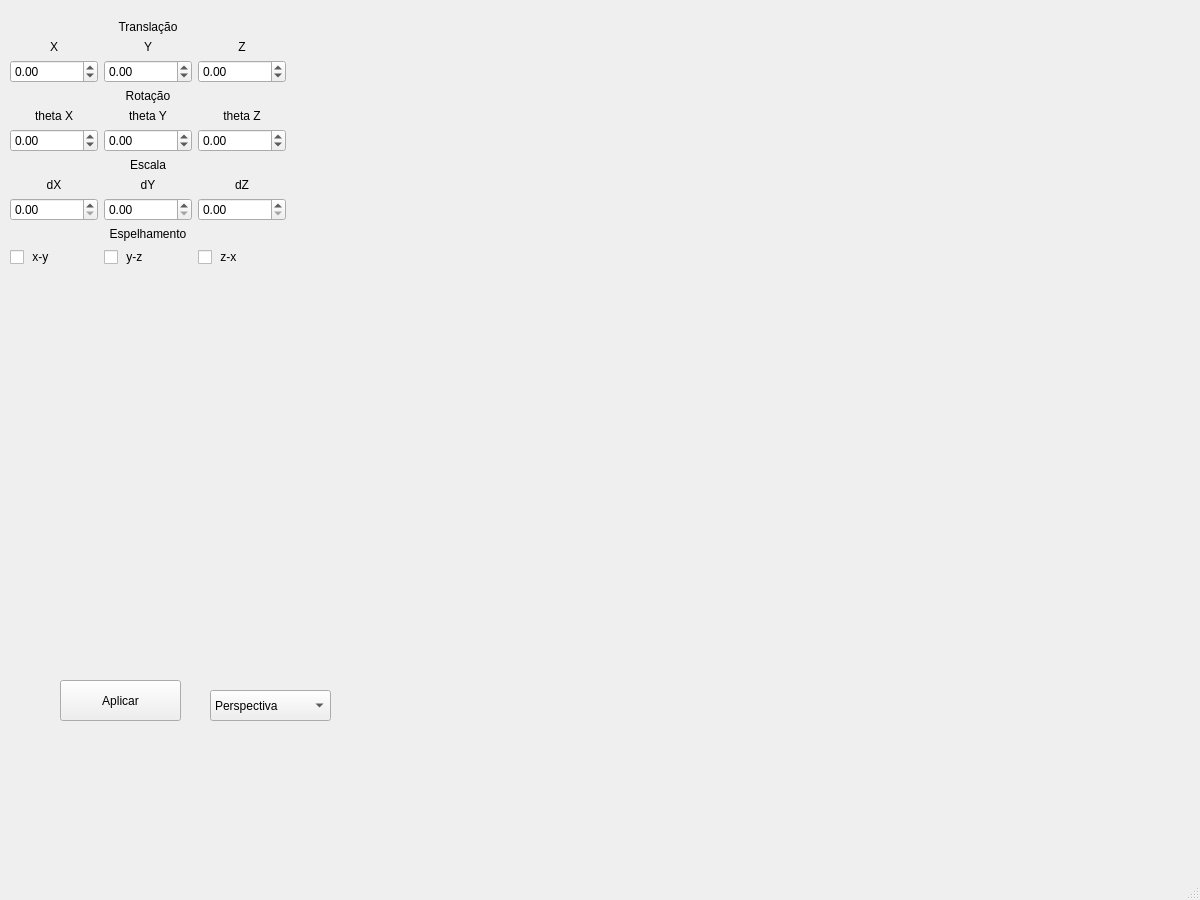
gmelodie/3DLook, file mainwindow.ui: the form before one commit.
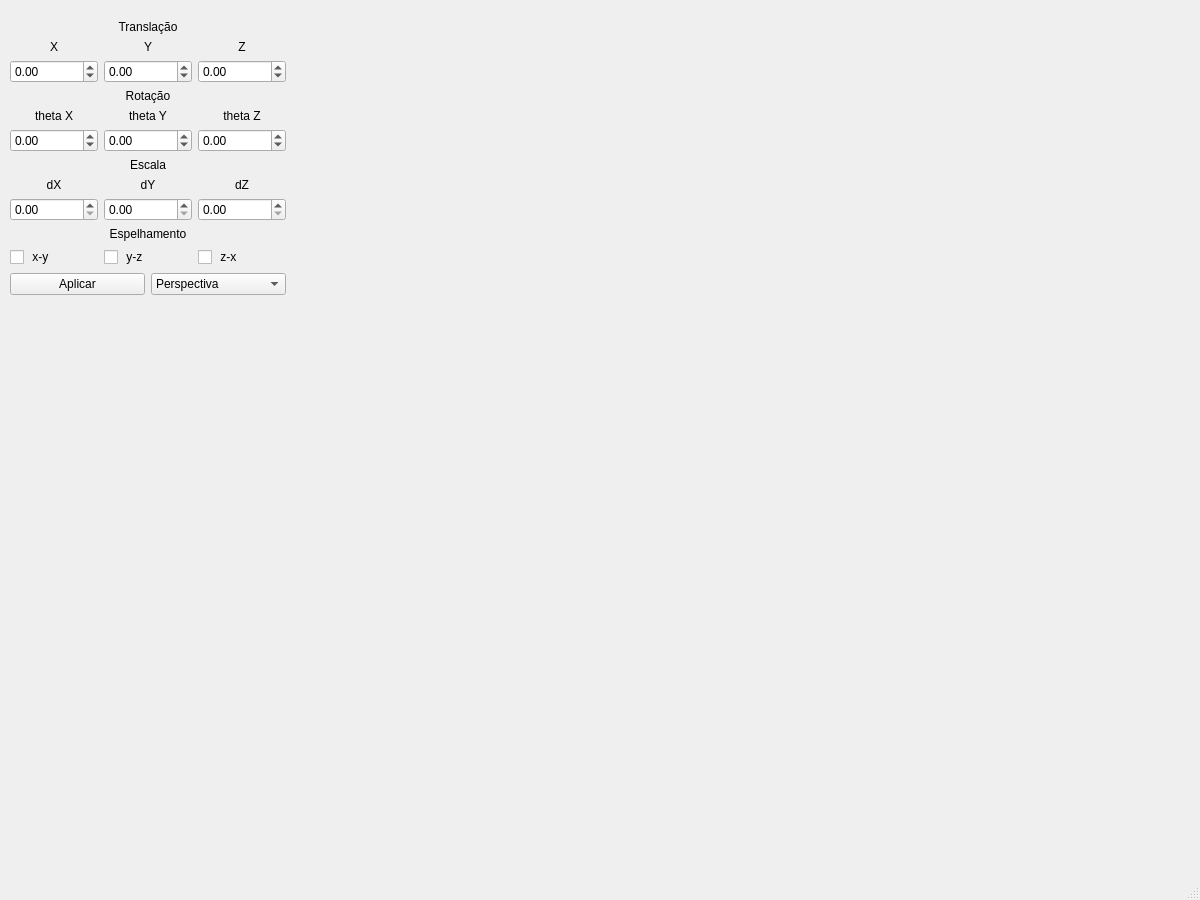
The form after the commit.

Commit message: Fix button position

```diff
--- a/mainwindow.ui
+++ b/mainwindow.ui
@@ -332,17 +332,26 @@
        </item>
       </layout>
      </item>
-    </layout>
-   </widget>
+     <item>
+      <layout class="QHBoxLayout" name="horizontalLayout_5">
+       <item>
+        <widget class="QPushButton" name="button_apply">
+         <property name="sizePolicy">
+          <sizepolicy hsizetype="Minimum" vsizetype="Minimum">
+           <horstretch>0</horstretch>
+           <verstretch>0</verstretch>
+          </sizepolicy>
+         </property>
+         <property name="styleSheet">
+          <string notr="true">font: 75 oblique 14pt &quot;Cantarell&quot;;</string>
+         </property>
+         <property name="text">
+          <string>Aplicar</string>
+         </property>
+        </widget>
+       </item>
+       <item>
    <widget class="QComboBox" name="choose_projection">
-    <property name="geometry">
-     <rect>
-      <x>210</x>
-      <y>690</y>
-      <width>121</width>
-      <height>31</height>
-     </rect>
-    </property>
     <property name="styleSheet">
      <string notr="true">font: 75 oblique 14pt &quot;Cantarell&quot;;</string>
     </property>
@@ -360,21 +369,10 @@
      </property>
     </item>
    </widget>
-   <widget class="QPushButton" name="button_apply">
-    <property name="geometry">
-     <rect>
-      <x>60</x>
-      <y>680</y>
-      <width>121</width>
-      <height>41</height>
-     </rect>
-    </property>
-    <property name="styleSheet">
-     <string notr="true">font: 75 oblique 14pt &quot;Cantarell&quot;;</string>
-    </property>
-    <property name="text">
-     <string>Aplicar</string>
-    </property>
+       </item>
+      </layout>
+     </item>
+    </layout>
    </widget>
    <widget class="QWidget" name="verticalLayoutWidget_2">
     <property name="geometry">
```
Lines whose indentation alone changed are shown as unchanged. The commit also changes 1 other file.
